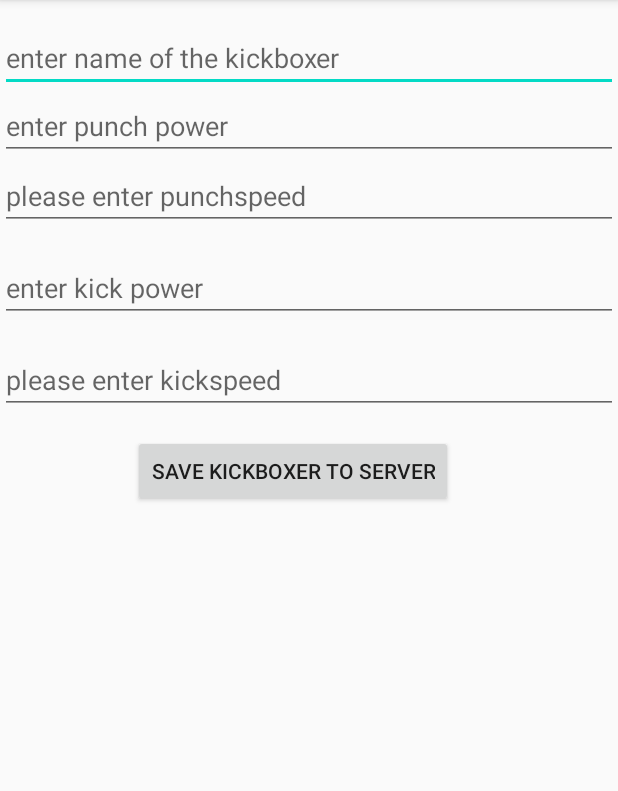
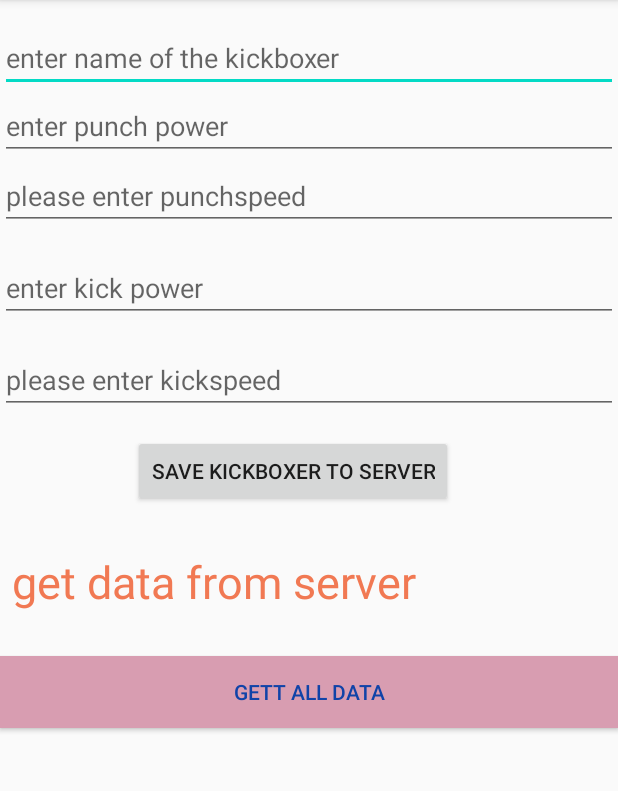
Before and after one commit to Binod055249/InstagramClone, an Android app: the screen it shows after launch (MainActivity), on a phone screen of 412 x 824 dp, the part 84-875 px from its top. Run offline under Robolectric (Android 15) with nearby library versions, the phone set to English and light mode, and no system bars; libraries missing offline, so code that uses them is left out: com.parse, com.shashank.sony; 1 statement that could not run was skipped.

Commit message:
Get Data From Parse Server

```diff
--- a/app/src/main/java/com/example/instagramclone/MainActivity.java
+++ b/app/src/main/java/com/example/instagramclone/MainActivity.java
@@ -6,15 +6,25 @@ import android.os.Bundle;
 import android.view.View;
 import android.widget.Button;
 import android.widget.EditText;
+import android.widget.TextView;
 import android.widget.Toast;
 
+import com.parse.FindCallback;
+import com.parse.GetCallback;
 import com.parse.ParseException;
 import com.parse.ParseObject;
+import com.parse.ParseQuery;
 import com.parse.SaveCallback;
 import com.shashank.sony.fancytoastlib.FancyToast;
 
+import java.util.List;
+
 public class MainActivity extends AppCompatActivity implements View.OnClickListener{
   private Button btnSave;
+  private TextView txtGetdata;
+  private Button btnGetAllData;
+  private String allDon;
+
    private EditText edtName,edtPunchSpeed,edtKickSpeed,edtPunchPower,edtKickPower;
     @Override
     protected void onCreate(Bundle savedInstanceState) {
@@ -28,6 +38,56 @@ public class MainActivity extends AppCompatActivity implements View.OnClickListe
        edtPunchPower=findViewById(R.id.edtPunchPower);
        edtKickSpeed=findViewById(R.id.edtKickSpeed);
         edtKickPower=findViewById(R.id.edtKickPower);
+
+        btnGetAllData=findViewById(R.id.btnGetAllData);
+           txtGetdata=findViewById(R.id.txtGetdata);
+           txtGetdata.setOnClickListener(new View.OnClickListener() {
+             @Override
+               public void onClick(View v) {
+
+                   ParseQuery<ParseObject> parseQuery =ParseQuery.getQuery("Don");
+                   parseQuery.getInBackground("d5oJ3IL5HO", new GetCallback<ParseObject>() {
+                       @Override
+                       public void done(ParseObject object, ParseException e) {
+                           if(object!=null && e==null){
+                             System.out.println(object);
+                             txtGetdata.setText("name"+object.get("name")+"punchSpeed"+object.get("punchPower"));
+                           }
+
+                       }
+                   });
+
+               }
+           });
+
+
+           btnGetAllData.setOnClickListener(new View.OnClickListener() {
+               @Override
+               public void onClick(View v) {
+                   allDon="";
+                   ParseQuery<ParseObject> querAll = ParseQuery.getQuery("Don");
+                   querAll.findInBackground(new FindCallback<ParseObject>() {
+                       @Override
+                       public void done(List<ParseObject> objects, ParseException e) {
+                           if(e==null){
+                               if(objects.size()>0){
+                                   for(ParseObject parseObject:objects){
+
+                                       allDon= allDon + parseObject.get("name")+":"+parseObject.get("punchPower")+"\n";
+                                   }
+
+                                    FancyToast.makeText(MainActivity.this,  allDon, FancyToast.LENGTH_LONG, FancyToast.SUCCESS, false).show();
+
+                               }else{
+
+                                   FancyToast.makeText(MainActivity.this,e.getMessage(),FancyToast.LENGTH_LONG,FancyToast.ERROR,true).show();
+                               }
+
+                           }
+                       }
+                   });
+               }
+           });
     }
 
     @Override
--- a/app/src/main/res/layout/activity_main.xml
+++ b/app/src/main/res/layout/activity_main.xml
@@ -82,4 +82,30 @@
         app:layout_constraintStart_toStartOf="parent"
         app:layout_constraintTop_toBottomOf="@+id/edtKickPower" />
 
+    <TextView
+        android:id="@+id/txtGetdata"
+        android:layout_width="0dp"
+        android:layout_height="wrap_content"
+        android:layout_marginStart="8dp"
+        android:layout_marginTop="29dp"
+        android:layout_marginEnd="8dp"
+        android:text="get data from server"
+        android:textColor="#F17953"
+        android:textSize="30sp"
+        app:layout_constraintEnd_toEndOf="parent"
+        app:layout_constraintStart_toStartOf="parent"
+        app:layout_constraintTop_toBottomOf="@+id/btnSave" />
+
+    <Button
+        android:id="@+id/btnGetAllData"
+        android:layout_width="0dp"
+        android:layout_height="wrap_content"
+        android:layout_marginTop="29dp"
+        android:background="#D89DB1"
+        android:text="Gett All Data"
+        android:textColor="#1043A8"
+        app:layout_constraintEnd_toEndOf="parent"
+        app:layout_constraintStart_toStartOf="parent"
+        app:layout_constraintTop_toBottomOf="@+id/txtGetdata" />
+
 </androidx.constraintlayout.widget.ConstraintLayout>
```
